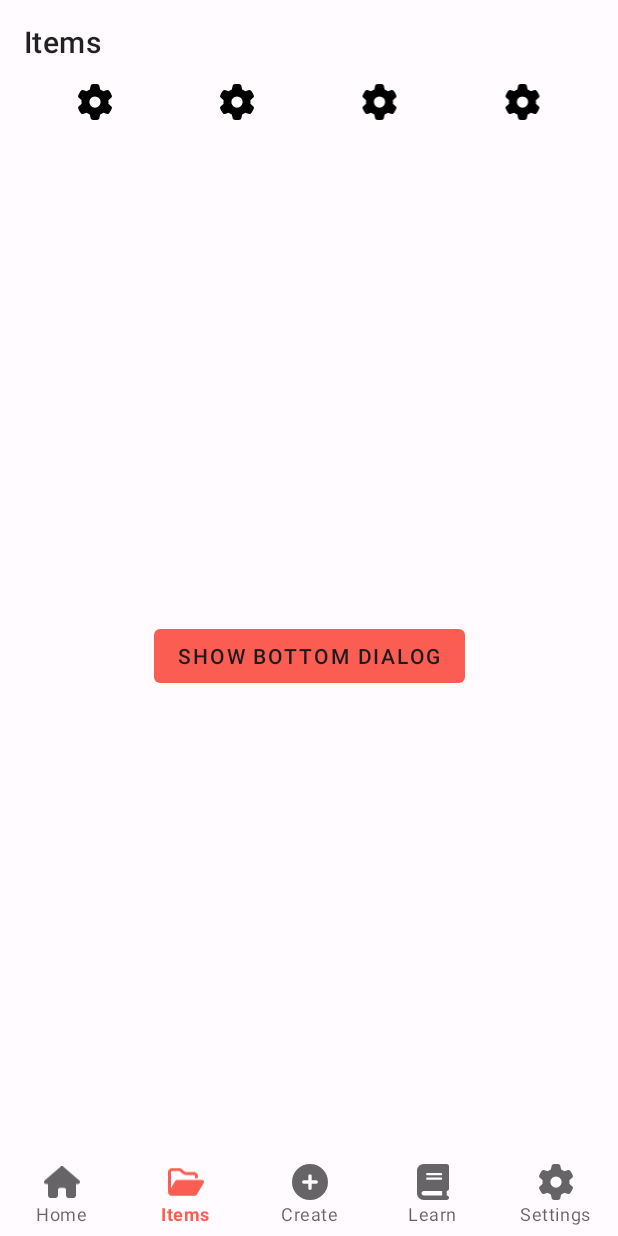
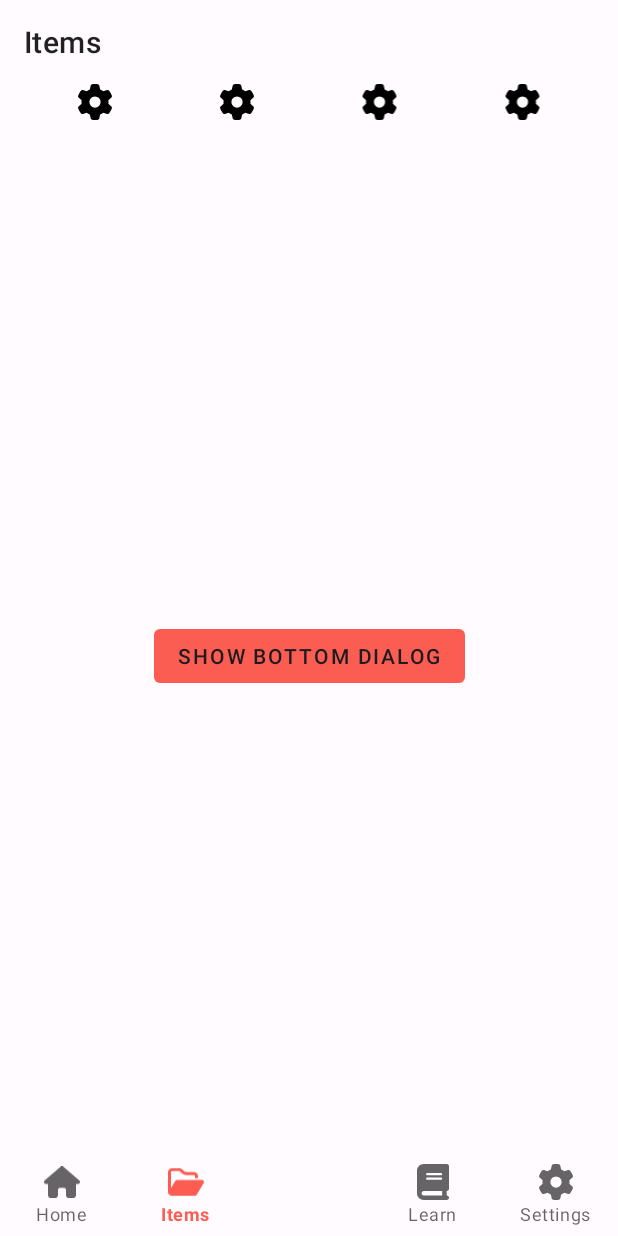
Before and after one commit to PamCatten/hot-stuff, an Android app: the screen it shows after launch (MainActivity), item 2 of the bottom bar chosen, on a phone screen of 412 x 824 dp. Run offline under Robolectric (Android 15) with nearby library versions, the phone set to English and light mode, and no system bars; our stand-ins replace navigation-ui.

Commit message:
Prep work for bottom nav FAB.

```diff
--- a/app/src/main/res/menu/bottom_nav_menu.xml
+++ b/app/src/main/res/menu/bottom_nav_menu.xml
@@ -11,9 +11,8 @@
         android:title="@string/items_label"
         android:orderInCategory="1"/>
     <item
-        android:id="@+id/navigation_create"
-        android:icon="@drawable/icon_create"
-        android:title="@string/create_label"
+        android:id="@+id/navigation_placeholder"
+        android:title=""
         android:orderInCategory="2"/>
     <item
         android:id="@+id/navigation_learn"
```
